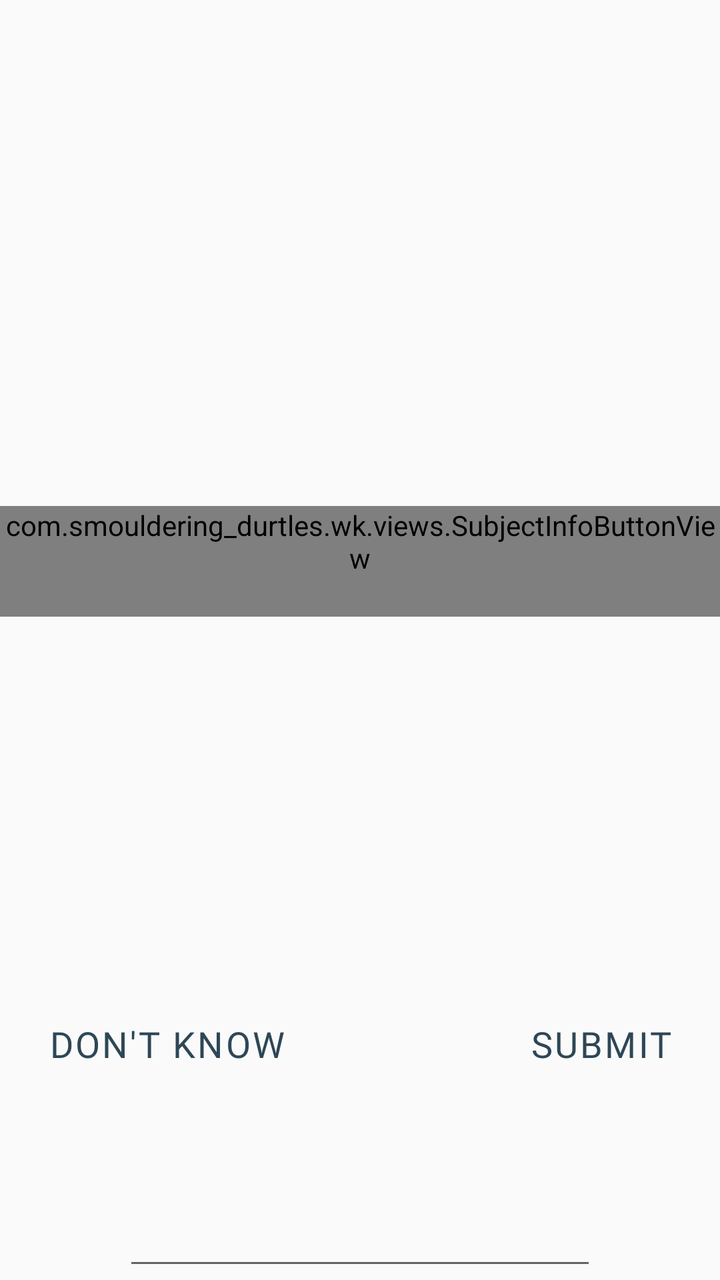
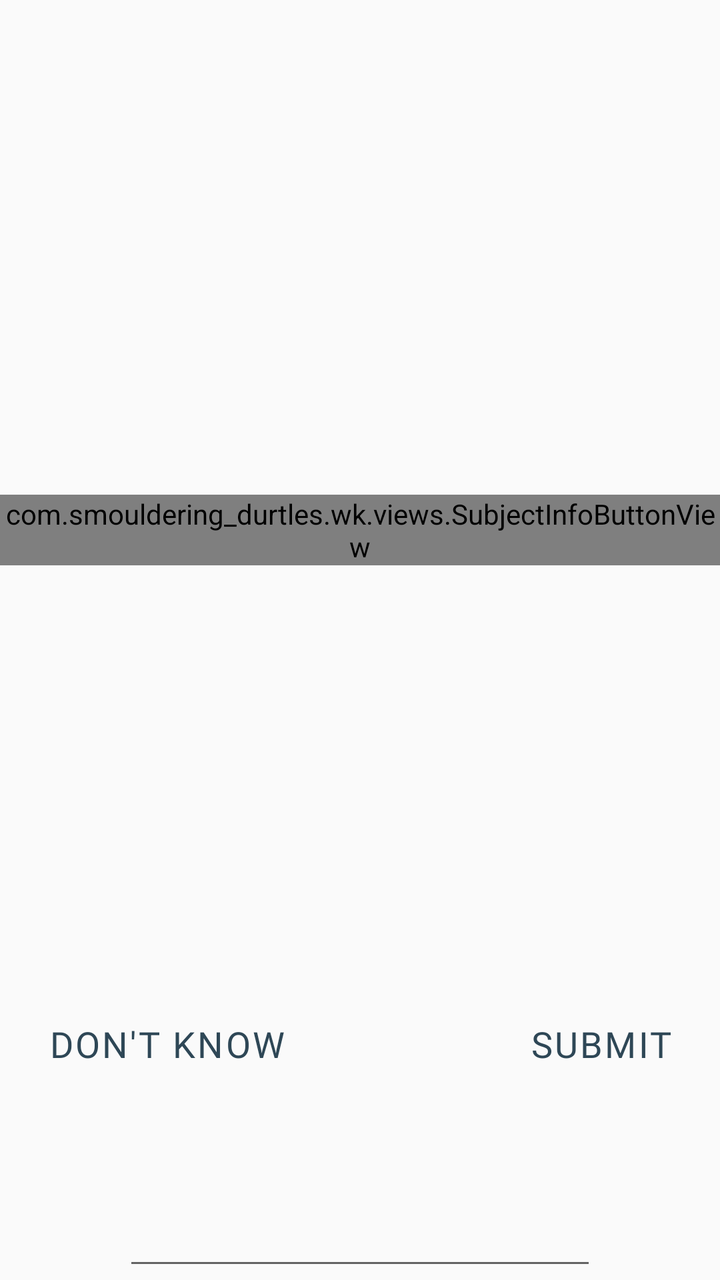

An Android layout rendered at two revisions. The XML below is the earlier revision; the diff shows what the commit changed to produce the second picture.
<!-- AndroidManifest.xml: application theme Theme.AppCompat.Light.NoActionBar -->
<!-- res/layout/fragment_unanswered_question.xml -->
<?xml version="1.0" encoding="utf-8"?>
<LinearLayout xmlns:android="http://schemas.android.com/apk/res/android"
    xmlns:tools="http://schemas.android.com/tools"
    android:layout_width="match_parent"
    android:layout_height="match_parent"
    xmlns:app="http://schemas.android.com/apk/res-auto"
    android:orientation="vertical">

    <androidx.constraintlayout.widget.ConstraintLayout
        android:id="@+id/questionView"
        android:layout_width="match_parent"
        android:layout_height="0dp"
        android:layout_weight="1">

        <com.smouldering_durtles.wk.views.SubjectInfoButtonView
            android:id="@+id/questionText"
            android:layout_width="wrap_content"
            android:layout_height="wrap_content"
            android:paddingBottom="20dp"
            android:clickable="true"
            android:focusable="false"
            app:layout_constraintBottom_toBottomOf="parent"
            app:layout_constraintEnd_toEndOf="parent"
            app:layout_constraintStart_toStartOf="parent"
            app:layout_constraintTop_toTopOf="parent"
            tools:ignore="KeyboardInaccessibleWidget" />

        <TextView
            android:id="@+id/progress"
            android:textSize="20sp"
            style="@style/WK.TextView.Normal.Light"
            android:layout_width="wrap_content"
            android:layout_height="wrap_content"
            android:layout_marginStart="8dp"
            android:layout_marginLeft="8dp"
            android:layout_marginTop="4dp"
            android:text=""
            app:layout_constraintStart_toStartOf="parent"
            app:layout_constraintTop_toTopOf="parent" />

        <TextView
            android:id="@+id/srsIndicator"
            android:textSize="20sp"
            style="@style/WK.TextView.Normal.Light"
            android:layout_width="wrap_content"
            android:layout_height="wrap_content"
            android:layout_marginTop="4dp"
            android:text=""
            app:layout_constraintEnd_toEndOf="parent"
            app:layout_constraintStart_toStartOf="parent"
            app:layout_constraintTop_toTopOf="parent" />

        <Button
            android:id="@+id/submitButton"
            android:textSize="18sp"
            style="@style/WK.Button.Borderless.Light"
            android:layout_margin="8dp"
            android:layout_width="wrap_content"
            android:layout_height="wrap_content"
            android:gravity="center"
            android:text="Submit"
            app:layout_constraintBottom_toBottomOf="parent"
            app:layout_constraintEnd_toEndOf="parent" />

        <Button
            android:id="@+id/dontKnowButton"
            android:textSize="18sp"
            style="@style/WK.Button.Borderless.Light"
            android:layout_margin="8dp"
            android:layout_width="wrap_content"
            android:layout_height="wrap_content"
            android:gravity="center"
            android:text="Don't know"
            app:layout_constraintBottom_toBottomOf="parent"
            app:layout_constraintStart_toStartOf="parent" />

        <Button
            android:id="@+id/specialButton1"
            android:textSize="18sp"
            style="@style/WK.Button.Borderless.Light"
            android:layout_margin="8dp"
            android:layout_width="wrap_content"
            android:layout_height="wrap_content"
            android:gravity="end|top"
            android:paddingTop="4dp"
            android:text="Special button 1"
            android:visibility="gone"
            app:layout_constraintEnd_toEndOf="parent"
            app:layout_constraintTop_toTopOf="parent" />

        <Button
            android:id="@+id/specialButton2"
            android:textSize="18sp"
            style="@style/WK.Button.Borderless.Light"
            android:layout_margin="8dp"
            android:layout_width="wrap_content"
            android:layout_height="wrap_content"
            android:gravity="center"
            android:text="Special button 2"
            android:visibility="gone"
            app:layout_constraintBottom_toBottomOf="parent"
            app:layout_constraintStart_toEndOf="@id/dontKnowButton" />

        <Button
            android:id="@+id/specialButton3"
            android:textSize="18sp"
            style="@style/WK.Button.Borderless.Light"
            android:layout_margin="8dp"
            android:layout_width="wrap_content"
            android:layout_height="wrap_content"
            android:gravity="start|top"
            android:paddingTop="4dp"
            android:text="Special button 3"
            android:visibility="gone"
            app:layout_constraintStart_toEndOf="@id/progress"
            app:layout_constraintTop_toTopOf="parent" />

        <TextView
            android:id="@+id/levelUpToastText"
            android:textSize="20sp"
            style="@style/WK.TextView.CustomToast"
            android:layout_width="wrap_content"
            android:layout_height="wrap_content"
            android:layout_marginStart="4dp"
            android:layout_marginLeft="4dp"
            android:layout_marginTop="1dp"
            android:elevation="4dp"
            android:paddingStart="16dp"
            android:paddingLeft="16dp"
            android:paddingTop="2dp"
            android:paddingEnd="16dp"
            android:paddingRight="16dp"
            android:paddingBottom="4dp"
            android:text=""
            android:visibility="gone"
            app:layout_constraintEnd_toEndOf="parent"
            app:layout_constraintStart_toStartOf="parent"
            app:layout_constraintTop_toTopOf="parent"
            tools:ignore="UnusedAttribute" />

        <TextView
            android:id="@+id/closeToastText"
            style="@style/WK.TextView.CustomToast"
            android:layout_width="wrap_content"
            android:layout_height="wrap_content"
            android:layout_marginStart="4dp"
            android:layout_marginLeft="4dp"
            android:layout_marginTop="1dp"
            android:paddingStart="16dp"
            android:paddingLeft="16dp"
            android:paddingTop="2dp"
            android:paddingEnd="16dp"
            android:paddingRight="16dp"
            android:paddingBottom="4dp"
            android:text=""
            android:textSize="20sp"
            android:visibility="gone"
            app:layout_constraintEnd_toEndOf="parent"
            app:layout_constraintStart_toStartOf="parent"
            app:layout_constraintTop_toBottomOf="@id/levelUpToastText" />

        <TextView
            android:id="@+id/alternativesToastText"
            style="@style/WK.TextView.AlternativeToast"
            android:layout_width="wrap_content"
            android:layout_height="wrap_content"
            android:layout_marginStart="4dp"
            android:layout_marginLeft="4dp"
            android:layout_marginTop="75dp"
            android:paddingStart="16dp"
            android:paddingLeft="16dp"
            android:paddingTop="2dp"
            android:paddingEnd="16dp"
            android:paddingRight="16dp"
            android:paddingBottom="4dp"
            android:text=""
            android:textSize="20sp"
            android:visibility="gone"
            app:layout_constraintEnd_toEndOf="parent"
            app:layout_constraintStart_toStartOf="parent"
            app:layout_constraintTop_toBottomOf="@id/closeToastText" />

        <com.smouldering_durtles.wk.views.StarRatingView
            android:id="@+id/starRating"
            android:layout_width="wrap_content"
            android:layout_height="wrap_content"
            android:layout_marginBottom="4dp"
            android:visibility="gone"
            app:layout_constraintBottom_toBottomOf="parent"
            app:layout_constraintEnd_toEndOf="parent"
            app:layout_constraintStart_toStartOf="parent" />

    </androidx.constraintlayout.widget.ConstraintLayout>

    <TextView
        android:id="@+id/questionType"
            android:textSize="20sp"
        android:layout_width="match_parent"
        android:layout_height="wrap_content"
        android:paddingTop="4dp"
        android:paddingBottom="4dp"
        android:gravity="center_horizontal"
        android:text=""
        android:elevation="4dp"
        android:layout_weight="0"
        style="@style/WK.TextView.Normal"
        tools:ignore="UnusedAttribute"/>

    <LinearLayout
        android:id="@+id/questionEditFrame"
        android:layout_width="match_parent"
        android:layout_height="wrap_content"
        android:orientation="vertical"
        android:layout_weight="0"
        android:background="@color/transparent">

        <EditText
            android:id="@+id/questionEdit"
            android:textSize="20sp"
            android:layout_width="wrap_content"
            android:layout_height="wrap_content"
            android:layout_gravity="center_horizontal"
            android:singleLine="true"
            android:inputType="text"
            android:importantForAutofill="no"
            android:minEms="10"
            android:focusable="true"
            android:focusableInTouchMode="true"
            tools:ignore="LabelFor"/>

    </LinearLayout>

</LinearLayout>
<!-- resources referenced by this layout -->
<resources>
  <color name="transparent">#00000000</color>
  <style name="WK.Button.Borderless.Light" parent="Widget.AppCompat.Button.Borderless">
          <item name="android:background">@drawable/mm_btn</item>
          <item name="android:fontFamily">@font/silkscreen</item>
          <item name="android:textColor">@color/mmInkLight</item>
          <item name="android:textSize">14sp</item>
          <item name="android:letterSpacing">0.06</item>
          <item name="android:minHeight">54dp</item>
          <item name="android:minWidth">0dp</item>
          <item name="android:paddingLeft">16dp</item>
          <item name="android:paddingRight">16dp</item>
          <item name="android:paddingTop">4dp</item>
          <item name="android:paddingBottom">12dp</item>
          <item name="android:stateListAnimator">@null</item>
      </style>
  <style name="WK.TextView.AlternativeToast" parent="WK.TextView.Normal">
          <item name="android:textSize">16sp</item>
          <item name="android:textColor">?attr/alternativeToastColorPrimary</item>
          <item name="android:background">@drawable/alternative_toast</item>
      </style>
  <style name="WK.TextView.CustomToast" parent="WK.TextView.Normal">
          <item name="android:textSize">16sp</item>
          <item name="android:textColor">?attr/customToastColorPrimary</item>
          <item name="android:background">@drawable/rounded_corners</item>
      </style>
  <style name="WK.TextView.Normal" parent="Widget.AppCompat.TextView">
          <item name="android:textSize">16sp</item>
          <item name="android:textColor">?attr/colorPrimary</item>
          <item name="android:background">@color/transparent</item>
      </style>
  <style name="WK.TextView.Normal.Light" parent="WK.TextView.Normal">
          <item name="android:textColor">?attr/mmOnHeader</item>
          <item name="android:fontFamily">@font/silkscreen</item>
          <item name="android:textStyle">bold</item>
      </style>
  <!-- drawable mm_btn (drawable) -->
  <?xml version="1.0" encoding="utf-8"?>
  <selector xmlns:android="http://schemas.android.com/apk/res/android">
      <item android:state_pressed="true" android:drawable="@drawable/mm_btn_pressed"/>
      <item android:state_enabled="false"><layer-list><item android:drawable="@drawable/mm_btn_normal"/><item android:top="0dp"><shape android:shape="rectangle"><corners android:radius="999dp"/><solid android:color="#66FFFFFF"/></shape></item></layer-list></item>
      <item android:drawable="@drawable/mm_btn_normal"/>
  </selector>
  <color name="mmInkLight">#2E4756</color>
  <!-- drawable alternative_toast (drawable) -->
  <?xml version="1.0" encoding="utf-8"?>
  <shape xmlns:android="http://schemas.android.com/apk/res/android"
      android:shape="rectangle" android:padding="10dp">
      <solid android:color="@color/alternativeToastColorBackground"/>
      <corners android:radius="10dp"/>
  </shape>
  <!-- drawable rounded_corners (drawable) -->
  <?xml version="1.0" encoding="utf-8"?>
  <shape xmlns:android="http://schemas.android.com/apk/res/android"
      android:shape="rectangle" android:padding="10dp">
      <solid android:color="@color/customToastColorBackground"/>
      <corners android:radius="10dp"/>
  </shape>
  <!-- drawable mm_btn_pressed (drawable) -->
  <?xml version="1.0" encoding="utf-8"?>
  <layer-list xmlns:android="http://schemas.android.com/apk/res/android">
      <item android:top="5dp"><shape android:shape="rectangle"><corners android:radius="999dp"/><solid android:color="?attr/mmOutline"/></shape></item>
      <item android:left="3dp" android:right="3dp" android:top="8dp" android:bottom="3dp"><shape android:shape="rectangle"><corners android:radius="999dp"/><solid android:color="?attr/mmButtonShade"/></shape></item>
  </layer-list>
  <color name="alternativeToastColorBackground">#00000000</color>
  <color name="customToastColorBackground">#FFFF80</color>
  <!-- unchanged entries left out for length: 1 -->
</resources>

<!-- the commit's change to res/layout/fragment_unanswered_question.xml (unified diff, before → after) -->
@@ -14,16 +14,33 @@
 
         <com.smouldering_durtles.wk.views.SubjectInfoButtonView
             android:id="@+id/questionText"
-            android:layout_width="wrap_content"
-            android:layout_height="wrap_content"
-            android:paddingBottom="20dp"
+            app:layout_constrainedHeight="true"
+            app:layout_constrainedWidth="true"
+            android:layout_width="wrap_content"
+            android:layout_height="wrap_content"
             android:clickable="true"
             android:focusable="false"
-            app:layout_constraintBottom_toBottomOf="parent"
-            app:layout_constraintEnd_toEndOf="parent"
-            app:layout_constraintStart_toStartOf="parent"
-            app:layout_constraintTop_toTopOf="parent"
+            app:layout_constraintBottom_toTopOf="@id/quizButtonRowBarrier"
+            app:layout_constraintEnd_toEndOf="parent"
+            app:layout_constraintStart_toStartOf="parent"
+            app:layout_constraintTop_toBottomOf="@id/quizTopRowBarrier"
             tools:ignore="KeyboardInaccessibleWidget" />
+
+        
+        <androidx.constraintlayout.widget.Barrier
+            android:id="@+id/quizTopRowBarrier"
+            android:layout_width="wrap_content"
+            android:layout_height="wrap_content"
+            app:barrierDirection="bottom"
+            app:constraint_referenced_ids="progress,srsIndicator,specialButton1,specialButton3" />
+
+        <androidx.constraintlayout.widget.Barrier
+            android:id="@+id/quizButtonRowBarrier"
+            android:layout_width="wrap_content"
+            android:layout_height="wrap_content"
+            app:barrierDirection="top"
+            app:constraint_referenced_ids="submitButton,dontKnowButton,specialButton2" />
+
 
         <TextView
             android:id="@+id/progress"
